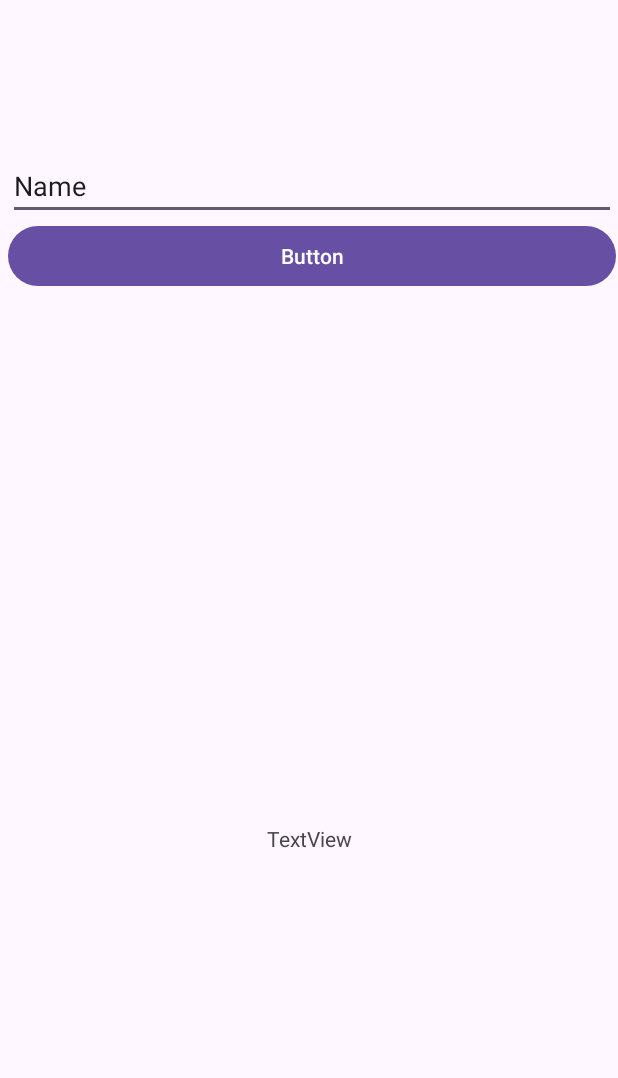
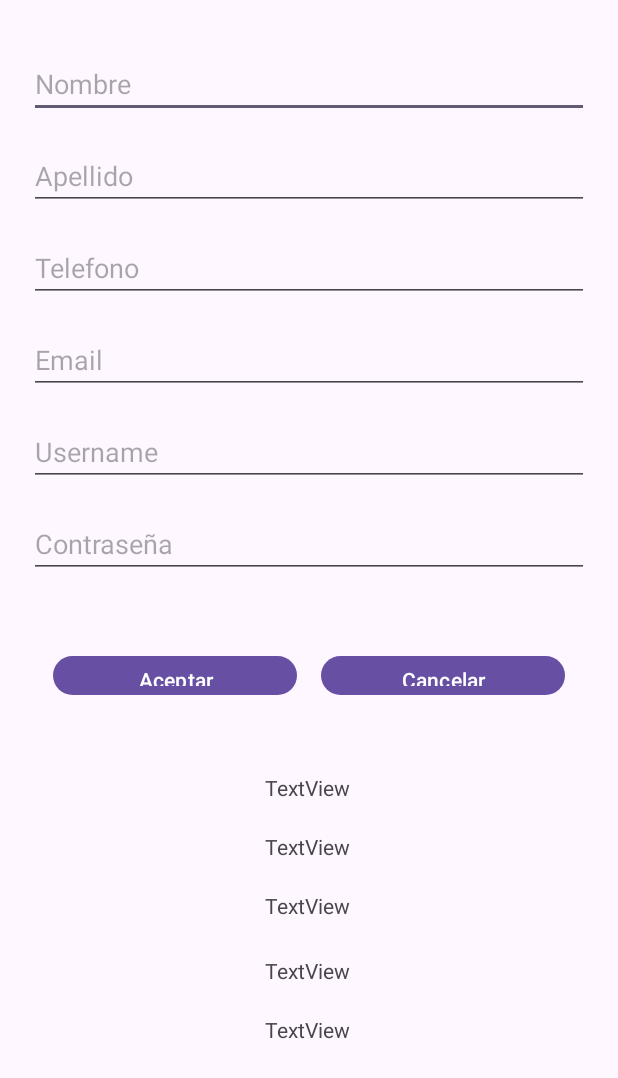
Before and after one commit to JosueHuashuayo/Lab04-IDNP, an Android app: the screen it shows after launch (MainActivity before the commit, MainActivityJava after it), on a phone screen of 412 x 824 dp. Shown: the top 1078 px of the screen. Run offline under Robolectric (Android 15) with nearby library versions, the phone set to English and light mode, and no system bars.

Commit message:
Laboratorio terminado

```diff
--- a/app/build.gradle.kts
+++ b/app/build.gradle.kts
@@ -1,10 +1,11 @@
 plugins {
     id("com.android.application")
+    id("org.jetbrains.kotlin.android")
 }
 
 android {
     namespace = "com.quantumsoft.laboratorio04"
-    compileSdk = 33
+    compileSdk = 34
 
     defaultConfig {
         applicationId = "com.quantumsoft.laboratorio04"
@@ -29,6 +30,9 @@ android {
         sourceCompatibility = JavaVersion.VERSION_1_8
         targetCompatibility = JavaVersion.VERSION_1_8
     }
+    kotlinOptions {
+        jvmTarget = "1.8"
+    }
 }
 
 dependencies {
--- a/app/src/main/AndroidManifest.xml
+++ b/app/src/main/AndroidManifest.xml
@@ -14,6 +14,9 @@
         tools:targetApi="31">
         <activity
             android:name=".MainActivity"
+            android:exported="false" />
+        <activity
+            android:name=".MainActivityJava"
             android:exported="true">
             <intent-filter>
                 <action android:name="android.intent.action.MAIN" />
--- a/app/src/main/java/com/quantumsoft/laboratorio04/BlankFragment.kt
+++ b/app/src/main/java/com/quantumsoft/laboratorio04/BlankFragment.kt
@@ -7,16 +7,7 @@ import android.view.ViewGroup
 import android.widget.Button
 import android.widget.EditText
 import androidx.fragment.app.Fragment
-
-/**
- * A simple [Fragment] subclass.
- * Use the [BlankFragment.newInstance] factory method to
- * create an instance of this fragment.
- */
 class BlankFragment : Fragment() {
-    // TODO: Rename and change types of parameters
-    private var mParam1: String? = null
-    private var mParam2: String? = null
     override fun onCreate(savedInstanceState: Bundle?) {
         super.onCreate(savedInstanceState)
 
@@ -29,45 +20,35 @@ class BlankFragment : Fragment() {
         // Inflate the layout for this fragment
         //return inflater.inflate(R.layout.fragment_blank, container, false)
         val view = inflater.inflate(R.layout.fragment_blank, container, false)
-        val btnEnviarMensaje = view.findViewById<Button>(R.id.btnEnviarMensaje)
-        val edtMensaje = view.findViewById<EditText>(R.id.edtMensaje)
-        btnEnviarMensaje.setOnClickListener{
-            val mensaje=edtMensaje.text.toString()
-            clickBtnEnviarMensaje(mensaje)
+
+        val btnEnviarDatos = view.findViewById<Button>(R.id.btnOK)
+        val edtFirstName = view.findViewById<EditText>(R.id.edtFirstName)
+        val edtLastName = view.findViewById<EditText>(R.id.edtLastName)
+        val edtEmail = view.findViewById<EditText>(R.id.edtEmail)
+        val edtPhone= view.findViewById<EditText>(R.id.edtPhone)
+        val edtUsername = view.findViewById<EditText>(R.id.edtUsername)
+        val edtPassword = view.findViewById<EditText>(R.id.edtPassword)
+
+        btnEnviarDatos.setOnClickListener{
+            val account = AccountEntity()
+            account.firstname = edtFirstName.text.toString()
+            account.lastname = edtLastName.text.toString()
+            account.email = edtEmail.text.toString()
+            account.phone = edtPhone.text.toString()
+            account.username = edtUsername.text.toString()
+            account.password = edtPassword.text.toString()
+
+            clickBtnEnviarCuenta(account)
         }
         return view
     }
 
     companion object {
-        // TODO: Rename parameter arguments, choose names that match
-        // the fragment initialization parameters, e.g. ARG_ITEM_NUMBER
-        //private const val ARG_PARAM1 = "param1"
-        //private const val ARG_PARAM2 = "param2"
-
-        /**
-         * Use this factory method to create a new instance of
-         * this fragment using the provided parameters.
-         *
-         * @param param1 Parameter 1.
-         * @param param2 Parameter 2.
-         * @return A new instance of fragment BlankFragment.
-         */
-        // TODO: Rename and change types and number of parameters
-
-        /**fun newInstance(param1: String?, param2: String?): BlankFragment {
-            val fragment = BlankFragment()
-            val args = Bundle()
-            args.putString(ARG_PARAM1, param1)
-            args.putString(ARG_PARAM2, param2)
-            fragment.arguments = args
-            return fragment
-        }*/
-        private lateinit var clickBtnEnviarMensaje: (String) -> Unit
-
-        fun newInstance(clickBtnEnviarMensaje:(String)->Unit):BlankFragment{
+        private lateinit var clickBtnEnviarCuenta: (AccountEntity) -> Unit
+        @JvmStatic
+        fun newInstance(clickBtnEnviarCuenta:(AccountEntity)->Unit):BlankFragment{
             val blankFragment=BlankFragment()
-            this.clickBtnEnviarMensaje=clickBtnEnviarMensaje
-
+            this.clickBtnEnviarCuenta=clickBtnEnviarCuenta
             return blankFragment
         }
     }
--- /dev/null
+++ b/app/src/main/java/com/quantumsoft/laboratorio04/BlankFragmentJava.java
@@ -0,0 +1,59 @@
+package com.quantumsoft.laboratorio04;
+
+import android.os.Bundle;
+import android.view.LayoutInflater;
+import android.view.View;
+import android.view.ViewGroup;
+import android.widget.Button;
+import android.widget.EditText;
+
+import androidx.fragment.app.Fragment;
+
+public class BlankFragmentJava extends Fragment {
+    private static ClickBtnEnviarCuenta clickBtnEnviarCuenta;
+
+    @Override
+    public View onCreateView(LayoutInflater inflater, ViewGroup container,
+                             Bundle savedInstanceState) {
+        // Inflate the layout for this fragment
+        View view = inflater.inflate(R.layout.fragment_blank, container, false);
+
+        Button btnEnviarDatos = view.findViewById(R.id.btnOK);
+        EditText edtFirstName = view.findViewById(R.id.edtFirstName);
+        EditText edtLastName = view.findViewById(R.id.edtLastName);
+        EditText edtEmail = view.findViewById(R.id.edtEmail);
+        EditText edtPhone = view.findViewById(R.id.edtPhone);
+        EditText edtUsername = view.findViewById(R.id.edtUsername);
+        EditText edtPassword = view.findViewById(R.id.edtPassword);
+
+        btnEnviarDatos.setOnClickListener(new View.OnClickListener() {
+            @Override
+            public void onClick(View v) {
+                AccountEntity account = new AccountEntity();
+                account.setFirstname(edtFirstName.getText().toString());
+                account.setLastname(edtLastName.getText().toString());
+                account.setEmail(edtEmail.getText().toString());
+                account.setPhone(edtPhone.getText().toString());
+                account.setUsername(edtUsername.getText().toString());
+                account.setPassword(edtPassword.getText().toString());
+
+                clickBtnEnviarCuenta.onClick(account);
+            }
+        });
+
+        return view;
+    }
+
+    public static void setClickBtnEnviarCuenta(ClickBtnEnviarCuenta listener) {
+        clickBtnEnviarCuenta = listener;
+    }
+
+    public static BlankFragmentJava newInstance(ClickBtnEnviarCuenta clickBtnEnviarCuenta) {
+        BlankFragmentJava blankFragment = new BlankFragmentJava();
+        blankFragment.setClickBtnEnviarCuenta(clickBtnEnviarCuenta);
+        return blankFragment;
+    }
+    public interface ClickBtnEnviarCuenta {
+        void onClick(AccountEntity account);
+    }
+}
--- /dev/null
+++ b/app/src/main/java/com/quantumsoft/laboratorio04/MainActivityJava.java
@@ -0,0 +1,41 @@
+package com.quantumsoft.laboratorio04;
+
+import android.os.Bundle;
+import android.widget.TextView;
+
+import androidx.appcompat.app.AppCompatActivity;
+import androidx.fragment.app.FragmentTransaction;
+
+public class MainActivityJava extends AppCompatActivity implements BlankFragmentJava.ClickBtnEnviarCuenta {
+    private TextView txtName;
+    private TextView txtLastName;
+    private TextView txtEmail;
+    private TextView txtPhone;
+    private TextView txtUsername;
+
+    @Override
+    protected void onCreate(Bundle savedInstanceState) {
+        super.onCreate(savedInstanceState);
+        setContentView(R.layout.activity_main);
+
+        txtName = findViewById(R.id.txtName);
+        txtLastName = findViewById(R.id.txtLastName);
+        txtEmail = findViewById(R.id.txtEmail);
+        txtPhone = findViewById(R.id.txtPhone);
+        txtUsername = findViewById(R.id.txtUsername);
+
+        BlankFragmentJava blankFragment = BlankFragmentJava.newInstance(this);
+        FragmentTransaction transaction = getSupportFragmentManager().beginTransaction();
+        transaction.replace(R.id.frameLayout, blankFragment);
+        transaction.commit();
+    }
+
+    @Override
+    public void onClick(AccountEntity account) {
+        txtName.setText(account.getFirstname());
+        txtLastName.setText(account.getLastname());
+        txtEmail.setText(account.getEmail());
+        txtPhone.setText(account.getPhone());
+        txtUsername.setText(account.getUsername());
+    }
+}
--- a/app/src/main/res/layout/activity_main.xml
+++ b/app/src/main/res/layout/activity_main.xml
@@ -4,7 +4,7 @@
     xmlns:tools="http://schemas.android.com/tools"
     android:layout_width="match_parent"
     android:layout_height="match_parent"
-    tools:context=".MainActivity">
+    tools:context=".MainActivityJava">
 
     <FrameLayout
         android:id="@+id/frameLayout"
@@ -16,7 +16,6 @@
         android:layout_marginBottom="400dp"
         app:layout_constraintBottom_toBottomOf="parent"
         app:layout_constraintEnd_toEndOf="parent"
-        app:layout_constraintHorizontal_bias="1.0"
         app:layout_constraintStart_toStartOf="parent"
         app:layout_constraintTop_toTopOf="parent"
         app:layout_constraintVertical_bias="0.0">
@@ -24,13 +23,58 @@
     </FrameLayout>
 
     <TextView
-        android:id="@+id/txtMensaje"
+        android:id="@+id/txtName"
         android:layout_width="wrap_content"
         android:layout_height="wrap_content"
-        android:layout_marginTop="50dp"
+        android:layout_marginTop="16dp"
         android:text="TextView"
         app:layout_constraintEnd_toEndOf="parent"
+        app:layout_constraintHorizontal_bias="0.498"
         app:layout_constraintStart_toStartOf="parent"
         app:layout_constraintTop_toBottomOf="@+id/frameLayout" />
 
+    <TextView
+        android:id="@+id/txtLastName"
+        android:layout_width="wrap_content"
+        android:layout_height="wrap_content"
+        android:layout_marginTop="20dp"
+        android:text="TextView"
+        app:layout_constraintEnd_toEndOf="parent"
+        app:layout_constraintHorizontal_bias="0.498"
+        app:layout_constraintStart_toStartOf="parent"
+        app:layout_constraintTop_toBottomOf="@+id/txtName" />
+
+    <TextView
+        android:id="@+id/txtEmail"
+        android:layout_width="wrap_content"
+        android:layout_height="wrap_content"
+        android:layout_marginTop="20dp"
+        android:text="TextView"
+        app:layout_constraintEnd_toEndOf="parent"
+        app:layout_constraintHorizontal_bias="0.498"
+        app:layout_constraintStart_toStartOf="parent"
+        app:layout_constraintTop_toBottomOf="@+id/txtLastName" />
+
+    <TextView
+        android:id="@+id/txtPhone"
+        android:layout_width="wrap_content"
+        android:layout_height="wrap_content"
+        android:layout_marginTop="24dp"
+        android:text="TextView"
+        app:layout_constraintEnd_toEndOf="parent"
+        app:layout_constraintHorizontal_bias="0.498"
+        app:layout_constraintStart_toStartOf="parent"
+        app:layout_constraintTop_toBottomOf="@+id/txtEmail" />
+
+    <TextView
+        android:id="@+id/txtUsername"
+        android:layout_width="wrap_content"
+        android:layout_height="wrap_content"
+        android:layout_marginTop="20dp"
+        android:text="TextView"
+        app:layout_constraintEnd_toEndOf="parent"
+        app:layout_constraintHorizontal_bias="0.498"
+        app:layout_constraintStart_toStartOf="parent"
+        app:layout_constraintTop_toBottomOf="@+id/txtPhone" />
+
 </androidx.constraintlayout.widget.ConstraintLayout>
--- a/app/src/main/res/layout/fragment_blank.xml
+++ b/app/src/main/res/layout/fragment_blank.xml
@@ -8,21 +8,80 @@
     <LinearLayout
         android:layout_width="match_parent"
         android:layout_height="match_parent"
-        android:layout_marginTop="100dp"
-        android:orientation="vertical">
+        android:layout_marginTop="0dp"
+        android:orientation="vertical"
+        android:padding="16dp">
 
         <EditText
-            android:id="@+id/edtMensaje"
+            android:id="@+id/edtFirstName"
             android:layout_width="match_parent"
             android:layout_height="wrap_content"
-            android:ems="10"
-            android:inputType="text"
-            android:text="Name" />
+            android:layout_marginTop="16dp"
+            android:hint="Nombre"
+            android:inputType="text" />
 
-        <Button
-            android:id="@+id/btnEnviarMensaje"
+        <EditText
+            android:id="@+id/edtLastName"
             android:layout_width="match_parent"
             android:layout_height="wrap_content"
-            android:text="Button" />
+            android:layout_marginTop="16dp"
+            android:hint="Apellido"
+            android:inputType="text" />
+
+        <EditText
+            android:id="@+id/edtPhone"
+            android:layout_width="match_parent"
+            android:layout_height="wrap_content"
+            android:layout_marginTop="16dp"
+            android:hint="Telefono"
+            android:inputType="phone" />
+
+        <EditText
+            android:id="@+id/edtEmail"
+            android:layout_width="match_parent"
+            android:layout_height="wrap_content"
+            android:layout_marginTop="16dp"
+            android:hint="Email"
+            android:inputType="textEmailAddress" />
+
+        <EditText
+            android:id="@+id/edtUsername"
+            android:layout_width="match_parent"
+            android:layout_height="wrap_content"
+            android:layout_marginTop="16dp"
+            android:hint="Username"
+            android:inputType="text" />
+
+        <EditText
+            android:id="@+id/edtPassword"
+            android:layout_width="match_parent"
+            android:layout_height="wrap_content"
+            android:layout_marginTop="16dp"
+            android:hint="Contraseña"
+            android:inputType="textPassword" />
+
+        <LinearLayout
+            android:layout_width="match_parent"
+            android:layout_height="wrap_content"
+            android:layout_marginTop="32dp"
+            android:orientation="horizontal"
+            android:padding="16dp">
+
+            <Button
+                android:id="@+id/btnOK"
+                android:layout_width="0dp"
+                android:layout_height="wrap_content"
+                android:layout_weight="1"
+                android:layout_marginEnd="8dp"
+                android:text="Aceptar" />
+
+            <Button
+                android:id="@+id/btnCancelar"
+                android:layout_width="0dp"
+                android:layout_height="wrap_content"
+                android:layout_weight="1"
+                android:layout_marginStart="8dp"
+                android:text="Cancelar" />
+        </LinearLayout>
     </LinearLayout>
 </FrameLayout>
--- a/build.gradle.kts
+++ b/build.gradle.kts
@@ -1,4 +1,5 @@
 // Top-level build file where you can add configuration options common to all sub-projects/modules.
 plugins {
     id("com.android.application") version "8.1.0" apply false
+    id("org.jetbrains.kotlin.android") version "1.8.0" apply false
 }
```
Also changed, not shown: app/src/main/java/com/quantumsoft/laboratorio04/AccountEntity.kt (added, +10 -0 lines), app/src/main/java/com/quantumsoft/laboratorio04/AccountEntityJava.java (added, +58 -0 lines), app/src/main/java/com/quantumsoft/laboratorio04/MainActivity.kt (+17 -5 lines), app/src/main/res/layout/activity_main_java.xml (added, +9 -0 lines), app/src/main/res/layout/fragment_blank_java.xml (added, +14 -0 lines).
